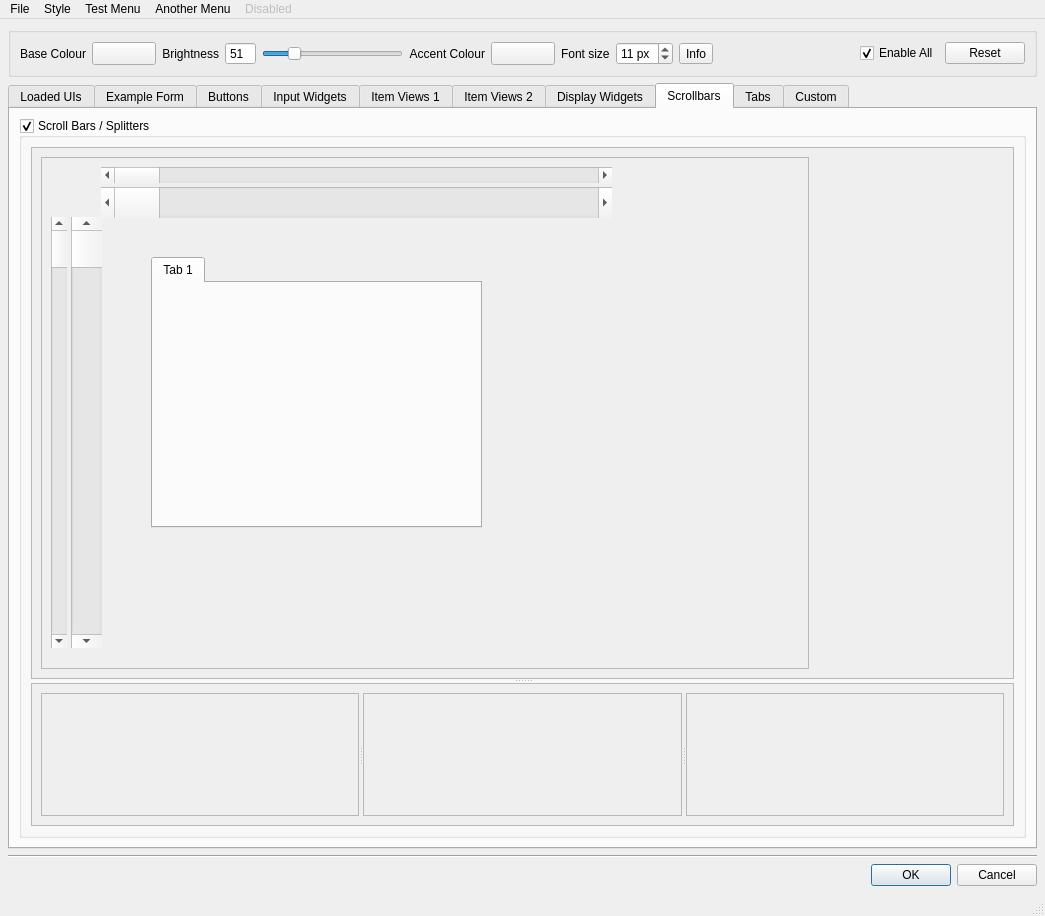
First picture: the form in src/forms/style_test.ui, repository mjbonnington/uistyle, before the edit.
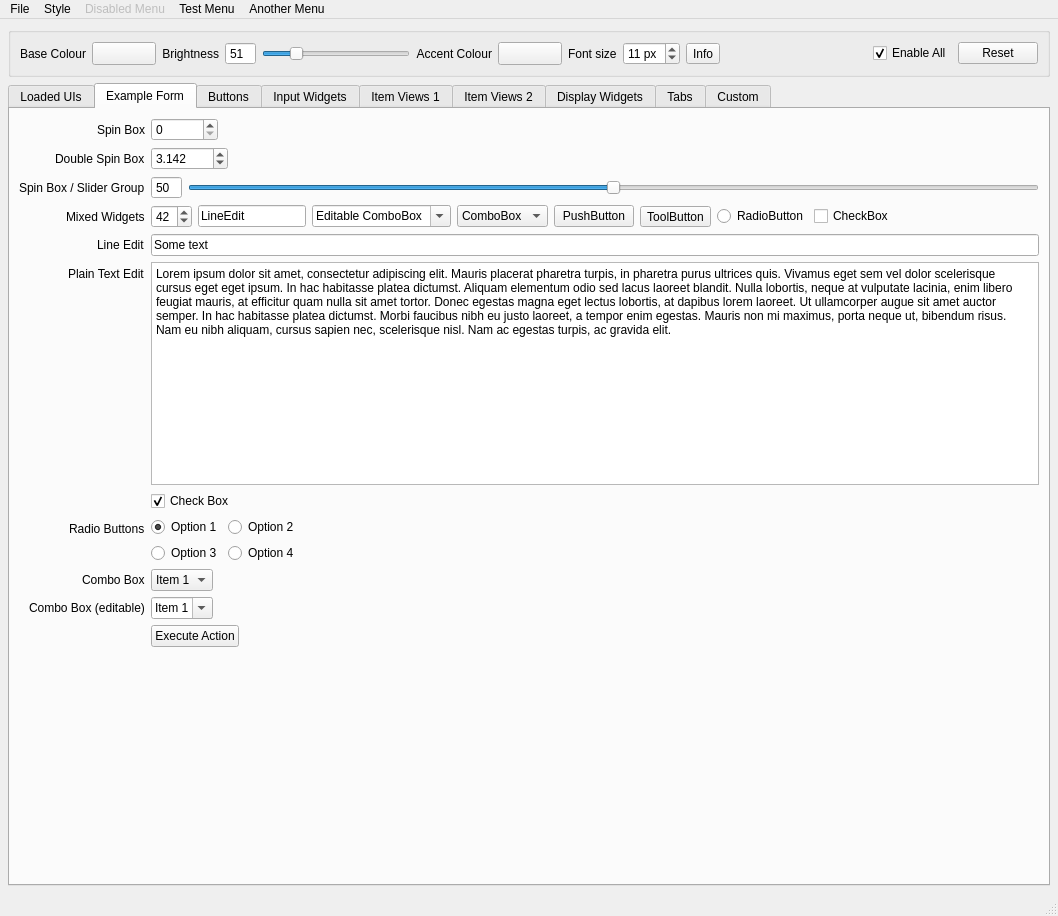
Second picture: the form after the edit. The open tabs and pages were chosen to show the change.

Commit message: Tabs & tool buttons

```diff
--- a/src/forms/style_test.ui
+++ b/src/forms/style_test.ui
@@ -6,7 +6,7 @@
    <rect>
     <x>0</x>
     <y>0</y>
-    <width>1045</width>
+    <width>1058</width>
     <height>916</height>
    </rect>
   </property>
@@ -2745,211 +2745,7 @@
         </item>
        </layout>
       </widget>
-      <widget class="QWidget" name="tab_5">
-       <attribute name="title">
-        <string>Scrollbars</string>
-       </attribute>
-       <layout class="QVBoxLayout" name="verticalLayout_14">
-        <item>
-         <widget class="QGroupBox" name="groupBox_8">
-          <property name="title">
-           <string>Scroll Bars / Splitters</string>
-          </property>
-          <property name="checkable">
-           <bool>true</bool>
-          </property>
-          <layout class="QVBoxLayout" name="verticalLayout_15">
-           <item>
-            <widget class="QSplitter" name="splitter">
-             <property name="orientation">
-              <enum>Qt::Vertical</enum>
-             </property>
-             <widget class="QScrollArea" name="scrollArea">
-              <property name="widgetResizable">
-               <bool>true</bool>
-              </property>
-              <widget class="QWidget" name="scrollAreaWidgetContents">
-               <property name="geometry">
-                <rect>
-                 <x>0</x>
-                 <y>0</y>
-                 <width>983</width>
-                 <height>532</height>
-                </rect>
-               </property>
-               <layout class="QVBoxLayout" name="verticalLayout_16">
-                <item>
-                 <widget class="QFrame" name="frame_5">
-                  <property name="sizePolicy">
-                   <sizepolicy hsizetype="Fixed" vsizetype="Fixed">
-                    <horstretch>0</horstretch>
-                    <verstretch>0</verstretch>
-                   </sizepolicy>
-                  </property>
-                  <property name="minimumSize">
-                   <size>
-                    <width>768</width>
-                    <height>512</height>
-                   </size>
-                  </property>
-                  <property name="frameShape">
-                   <enum>QFrame::StyledPanel</enum>
-                  </property>
-                  <property name="frameShadow">
-                   <enum>QFrame::Raised</enum>
-                  </property>
-                  <widget class="QScrollBar" name="horizontalScrollBar">
-                   <property name="geometry">
-                    <rect>
-                     <x>60</x>
-                     <y>10</y>
-                     <width>511</width>
-                     <height>16</height>
-                    </rect>
-                   </property>
-                   <property name="orientation">
-                    <enum>Qt::Horizontal</enum>
-                   </property>
-                  </widget>
-                  <widget class="QScrollBar" name="horizontalScrollBar_2">
-                   <property name="geometry">
-                    <rect>
-                     <x>60</x>
-                     <y>30</y>
-                     <width>511</width>
-                     <height>31</height>
-                    </rect>
-                   </property>
-                   <property name="orientation">
-                    <enum>Qt::Horizontal</enum>
-                   </property>
-                  </widget>
-                  <widget class="QScrollBar" name="verticalScrollBar">
-                   <property name="geometry">
-                    <rect>
-                     <x>10</x>
-                     <y>60</y>
-                     <width>16</width>
-                     <height>431</height>
-                    </rect>
-                   </property>
-                   <property name="orientation">
-                    <enum>Qt::Vertical</enum>
-                   </property>
-                  </widget>
-                  <widget class="QScrollBar" name="verticalScrollBar_2">
-                   <property name="geometry">
-                    <rect>
-                     <x>30</x>
-                     <y>60</y>
-                     <width>31</width>
-                     <height>431</height>
-                    </rect>
-                   </property>
-                   <property name="orientation">
-                    <enum>Qt::Vertical</enum>
-                   </property>
-                  </widget>
-                  <widget class="QTabWidget" name="tabWidget_6">
-                   <property name="geometry">
-                    <rect>
-                     <x>110</x>
-                     <y>100</y>
-                     <width>331</width>
-                     <height>271</height>
-                    </rect>
-                   </property>
-                   <property name="currentIndex">
-                    <number>0</number>
-                   </property>
-                   <widget class="QWidget" name="tab_27">
-                    <attribute name="title">
-                     <string>Tab 1</string>
-                    </attribute>
-                   </widget>
-                  </widget>
-                 </widget>
-                </item>
-               </layout>
-              </widget>
-             </widget>
-             <widget class="QScrollArea" name="scrollArea_2">
-              <property name="widgetResizable">
-               <bool>true</bool>
-              </property>
-              <widget class="QWidget" name="scrollAreaWidgetContents_2">
-               <property name="geometry">
-                <rect>
-                 <x>0</x>
-                 <y>0</y>
-                 <width>983</width>
-                 <height>154</height>
-                </rect>
-               </property>
-               <layout class="QHBoxLayout" name="horizontalLayout_10">
-                <item>
-                 <widget class="QSplitter" name="splitter_2">
-                  <property name="orientation">
-                   <enum>Qt::Horizontal</enum>
-                  </property>
-                  <widget class="QScrollArea" name="scrollArea_3">
-                   <property name="widgetResizable">
-                    <bool>true</bool>
-                   </property>
-                   <widget class="QWidget" name="scrollAreaWidgetContents_3">
-                    <property name="geometry">
-                     <rect>
-                      <x>0</x>
-                      <y>0</y>
-                      <width>316</width>
-                      <height>134</height>
-                     </rect>
-                    </property>
-                   </widget>
-                  </widget>
-                  <widget class="QScrollArea" name="scrollArea_4">
-                   <property name="widgetResizable">
-                    <bool>true</bool>
-                   </property>
-                   <widget class="QWidget" name="scrollAreaWidgetContents_4">
-                    <property name="geometry">
-                     <rect>
-                      <x>0</x>
-                      <y>0</y>
-                      <width>317</width>
-                      <height>134</height>
-                     </rect>
-                    </property>
-                   </widget>
-                  </widget>
-                  <widget class="QScrollArea" name="scrollArea_5">
-                   <property name="widgetResizable">
-                    <bool>true</bool>
-                   </property>
-                   <widget class="QWidget" name="scrollAreaWidgetContents_5">
-                    <property name="geometry">
-                     <rect>
-                      <x>0</x>
-                      <y>0</y>
-                      <width>316</width>
-                      <height>134</height>
-                     </rect>
-                    </property>
-                   </widget>
-                  </widget>
-                 </widget>
-                </item>
-               </layout>
-              </widget>
-             </widget>
-            </widget>
-           </item>
-          </layout>
-         </widget>
-        </item>
-       </layout>
-      </widget>
-      <widget class="QWidget" name="tab_6">
+      <widget class="QWidget" name="tab_tabs">
        <attribute name="title">
         <string>Tabs</string>
        </attribute>
@@ -3338,32 +3134,6 @@
       </widget>
      </widget>
     </item>
-    <item>
-     <widget class="Line" name="line_3">
-      <property name="orientation">
-       <enum>Qt::Horizontal</enum>
-      </property>
-     </widget>
-    </item>
-    <item>
-     <widget class="QDialogButtonBox" name="buttonBox">
-      <property name="sizePolicy">
-       <sizepolicy hsizetype="Expanding" vsizetype="Fixed">
-        <horstretch>0</horstretch>
-        <verstretch>0</verstretch>
-       </sizepolicy>
-      </property>
-      <property name="orientation">
-       <enum>Qt::Horizontal</enum>
-      </property>
-      <property name="standardButtons">
-       <set>QDialogButtonBox::Cancel|QDialogButtonBox::Ok</set>
-      </property>
-      <property name="centerButtons">
-       <bool>false</bool>
-      </property>
-     </widget>
-    </item>
    </layout>
   </widget>
   <widget class="QMenuBar" name="menubar">
@@ -3371,8 +3141,8 @@
     <rect>
      <x>0</x>
      <y>0</y>
-     <width>1045</width>
-     <height>21</height>
+     <width>1058</width>
+     <height>26</height>
     </rect>
    </property>
    <property name="noBackground" stdset="0">
@@ -3442,7 +3212,7 @@
      <bool>false</bool>
     </property>
     <property name="title">
-     <string>Disabled</string>
+     <string>Disabled Menu</string>
     </property>
     <addaction name="actionDisabled_menu_1"/>
     <addaction name="actionDisabled_Menu_2"/>
@@ -3467,9 +3237,9 @@
    </widget>
    <addaction name="menuFile"/>
    <addaction name="menuStyle"/>
+   <addaction name="menuDisabled"/>
    <addaction name="menuTest"/>
    <addaction name="menuAnother"/>
-   <addaction name="menuDisabled"/>
   </widget>
   <widget class="QStatusBar" name="statusbar"/>
   <action name="actionMenu">
```
Left out of the diff: 698 changed lines with no effect on the pictures. The commit also changes 8 other files.
